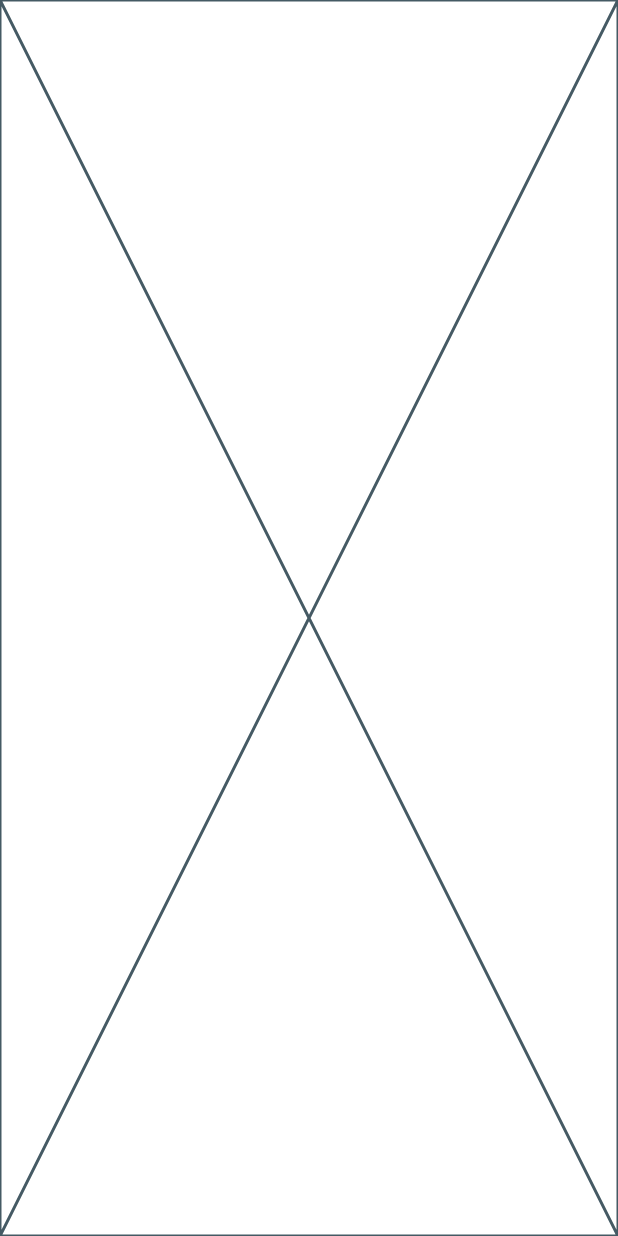
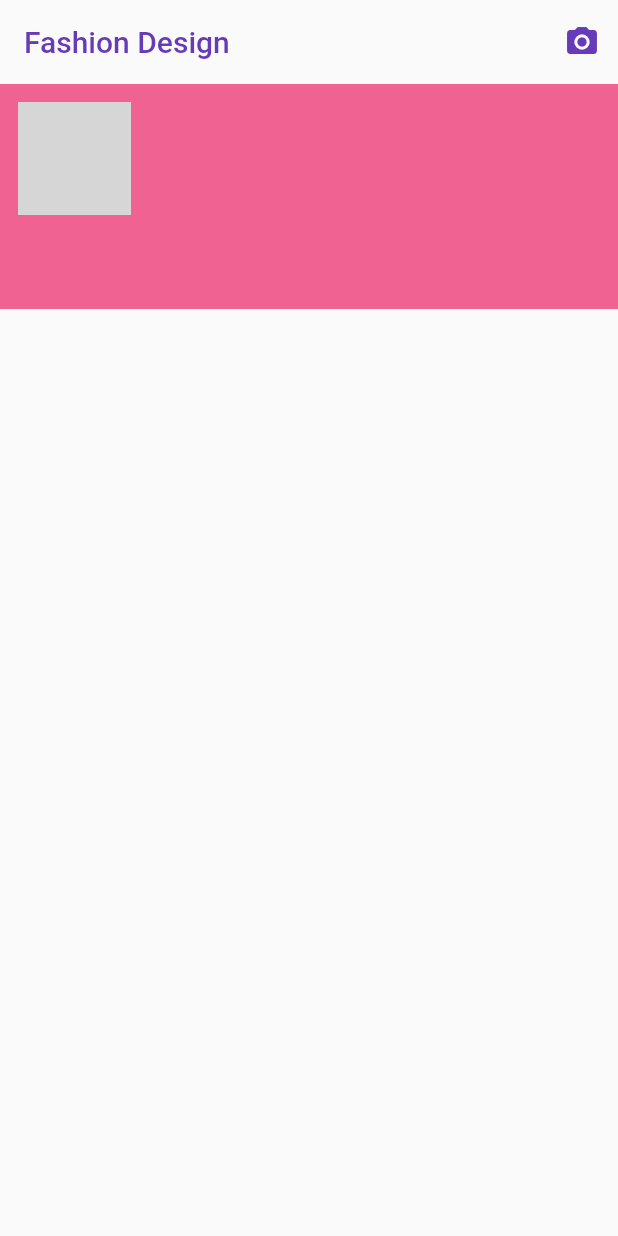
Before and after one commit to algonacci/Fashion-App, a Flutter app: the screen it shows after launch, on a phone screen of 412 x 824 dp. Run offline on Flutter 3.47's test engine with Material 2 defaults, Android fonts, the phone set to English and light mode, and no system bars; grey boxes are pictures that could not be loaded.

Commit message:
Init UI Design

```diff
--- a/lib/main.dart
+++ b/lib/main.dart
@@ -10,6 +10,7 @@ class MyApp extends StatelessWidget {
   @override
   Widget build(BuildContext context) {
     return MaterialApp(
+      debugShowCheckedModeBanner: false,
       home: HomePage(),
     );
   }
@@ -25,6 +26,70 @@ class HomePage extends StatefulWidget {
 class _HomePageState extends State<HomePage> {
   @override
   Widget build(BuildContext context) {
-    return const Placeholder();
+    return Scaffold(
+      appBar: AppBar(
+        actions: [
+          IconButton(
+            onPressed: () {},
+            icon: Icon(
+              Icons.camera_alt,
+              color: Colors.deepPurple.shade500,
+            ),
+          ),
+        ],
+        backgroundColor: Colors.transparent,
+        elevation: 0,
+        title: Text(
+          'Fashion Design',
+          style: TextStyle(
+            color: Colors.deepPurple,
+          ),
+        ),
+      ),
+      body: ListView(
+        children: [
+          Container(
+            color: Colors.pink.shade300,
+            height: 150,
+            width: double.infinity,
+            child: ListView(
+              padding: EdgeInsets.all(12),
+              scrollDirection: Axis.horizontal,
+              children: [
+                listElement(
+                  'assets/images/model-1.jpg',
+                  'assets/images/chanellogo.jpg',
+                ),
+              ],
+            ),
+          )
+        ],
+      ),
+    );
+  }
+
+  listElement(String imagePath, String logoPath) {
+    return Column(
+      children: [
+        Stack(
+          children: [
+            Container(
+              padding: EdgeInsets.all(12),
+              height: 75,
+              width: 75,
+              decoration: BoxDecoration(
+                borderRadius: BorderRadius.circular(46),
+                image: DecorationImage(
+                  image: AssetImage(
+                    imagePath,
+                  ),
+                  fit: BoxFit.cover,
+                ),
+              ),
+            )
+          ],
+        )
+      ],
+    );
   }
 }
--- a/pubspec.yaml
+++ b/pubspec.yaml
@@ -59,8 +59,8 @@ flutter:
   uses-material-design: true
 
   # To add assets to your application, add an assets section, like this:
-  # assets:
-  #   - images/a_dot_burr.jpeg
+  assets:
+    - assets/images/
   #   - images/a_dot_ham.jpeg
 
   # An image asset can refer to one or more resolution-specific "variants", see
```
Also changed, not shown: assets/fonts/Montserrat-Regular.ttf (added), assets/images/chanellogo.jpg (added), assets/images/model-4.jpg (added), assets/images/shoes.jpg (added), 9 other files.
